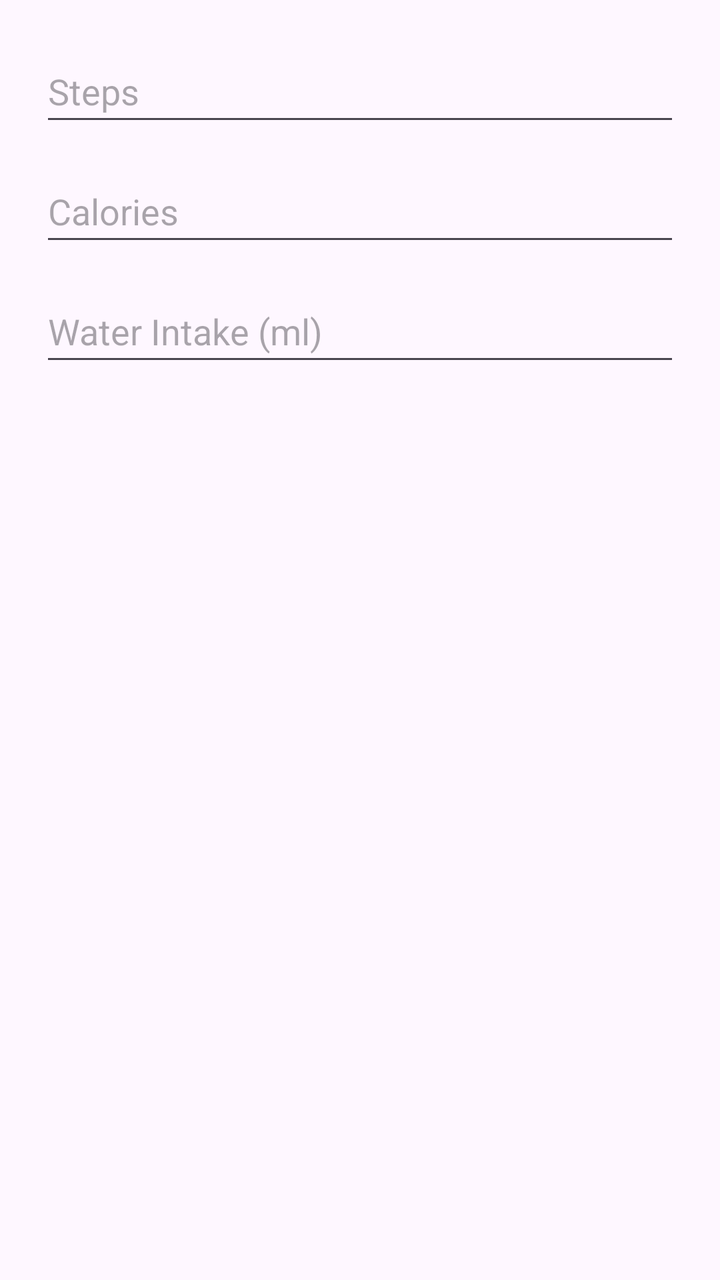
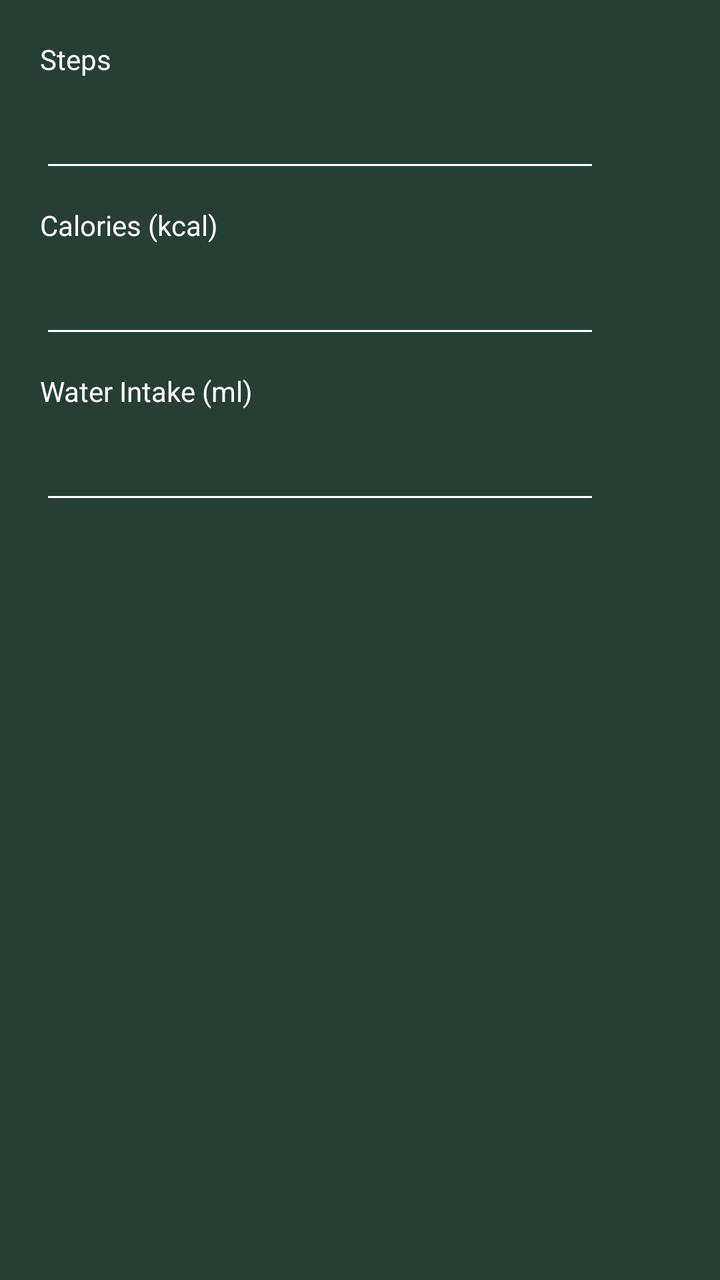

Compare the two renders of this Android layout. The source of the first and the diff that turns it into the second are given below.
<!-- AndroidManifest.xml: application theme Theme.HealthMate -->
<!-- res/layout/dialog_edit_record.xml -->
<?xml version="1.0" encoding="utf-8"?>
<LinearLayout
    xmlns:android="http://schemas.android.com/apk/res/android"
    android:layout_width="match_parent"
    android:layout_height="wrap_content"
    android:orientation="vertical"
    android:padding="20dp">

    <EditText
        android:id="@+id/etEditSteps"
        android:layout_width="match_parent"
        android:layout_height="48dp"
        android:hint="Steps"
        android:inputType="number" />

    <EditText
        android:id="@+id/etEditCalories"
        android:layout_width="match_parent"
        android:layout_height="48dp"
        android:layout_marginTop="12dp"
        android:hint="Calories"
        android:inputType="numberDecimal" />

    <EditText
        android:id="@+id/etEditWater"
        android:layout_width="match_parent"
        android:layout_height="48dp"
        android:layout_marginTop="12dp"
        android:hint="Water Intake (ml)"
        android:inputType="number" />

</LinearLayout>
<!-- resources referenced by this layout -->
<resources>
  <style name="Theme.HealthMate" parent="Base.Theme.HealthMate" />
  <style name="Base.Theme.HealthMate" parent="Theme.Material3.DayNight.NoActionBar">
          
          
      </style>
</resources>

<!-- the commit's change to res/layout/dialog_edit_record.xml (unified diff, before → after) -->
@@ -4,29 +4,66 @@
     android:layout_width="match_parent"
     android:layout_height="wrap_content"
     android:orientation="vertical"
+    android:background="#263F32"
     android:padding="20dp">
+
+    <TextView
+        android:id="@+id/tvEditStepsLabel"
+        android:layout_width="wrap_content"
+        android:layout_height="wrap_content"
+        android:text="@string/edit_steps_hint"
+        android:textSize="14sp"
+        android:textColor="#FFFFFF"
+        android:labelFor="@id/etEditSteps"
+        android:layout_marginBottom="4dp" />
 
     <EditText
         android:id="@+id/etEditSteps"
-        android:layout_width="match_parent"
+        android:layout_width="280dp"
         android:layout_height="48dp"
-        android:hint="Steps"
-        android:inputType="number" />
+        android:inputType="number"
+        android:textColor="#FFFFFF"
+        android:backgroundTint="#FFFFFF"
+        android:importantForAutofill="no" />
+
+    <TextView
+        android:id="@+id/tvEditCaloriesLabel"
+        android:layout_width="wrap_content"
+        android:layout_height="wrap_content"
+        android:text="@string/edit_calories_hint"
+        android:textSize="14sp"
+        android:textColor="#FFFFFF"
+        android:labelFor="@id/etEditCalories"
+        android:layout_marginTop="12dp"
+        android:layout_marginBottom="4dp" />
 
     <EditText
         android:id="@+id/etEditCalories"
-        android:layout_width="match_parent"
+        android:layout_width="280dp"
         android:layout_height="48dp"
+        android:inputType="numberDecimal"
+        android:textColor="#FFFFFF"
+        android:backgroundTint="#FFFFFF"
+        android:importantForAutofill="no" />
+
+    <TextView
+        android:id="@+id/tvEditWaterLabel"
+        android:layout_width="wrap_content"
+        android:layout_height="wrap_content"
+        android:text="@string/edit_water_hint"
+        android:textSize="14sp"
+        android:textColor="#FFFFFF"
+        android:labelFor="@id/etEditWater"
         android:layout_marginTop="12dp"
-        android:hint="Calories"
-        android:inputType="numberDecimal" />
+        android:layout_marginBottom="4dp" />
 
     <EditText
         android:id="@+id/etEditWater"
-        android:layout_width="match_parent"
+        android:layout_width="280dp"
         android:layout_height="48dp"
-        android:layout_marginTop="12dp"
-        android:hint="Water Intake (ml)"
-        android:inputType="number" />
+        android:inputType="number"
+        android:textColor="#FFFFFF"
+        android:backgroundTint="#FFFFFF"
+        android:importantForAutofill="no" />
 
 </LinearLayout>
<!-- resource entries referenced after the edit -->
@@ -1,5 +1,8 @@
 <!-- resources referenced by this layout -->
 <resources>
+  <string name="edit_calories_hint">Calories (kcal)</string>
+  <string name="edit_steps_hint">Steps</string>
+  <string name="edit_water_hint">Water Intake (ml)</string>
   <style name="Theme.HealthMate" parent="Base.Theme.HealthMate" />
   <style name="Base.Theme.HealthMate" parent="Theme.Material3.DayNight.NoActionBar">
           
